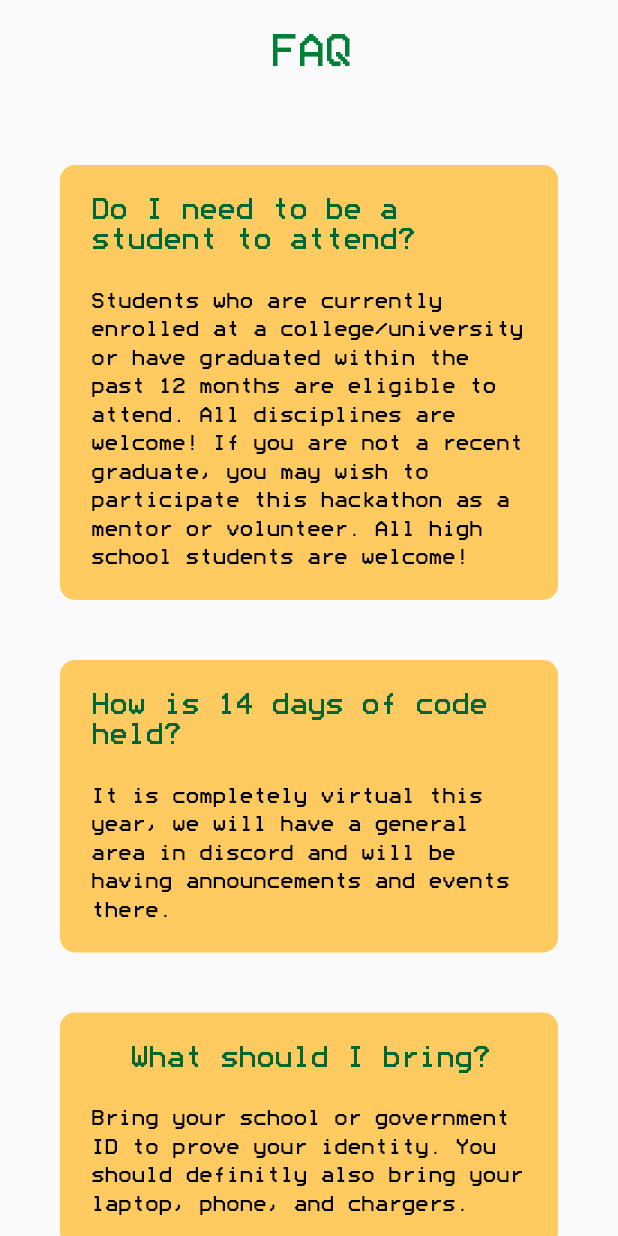
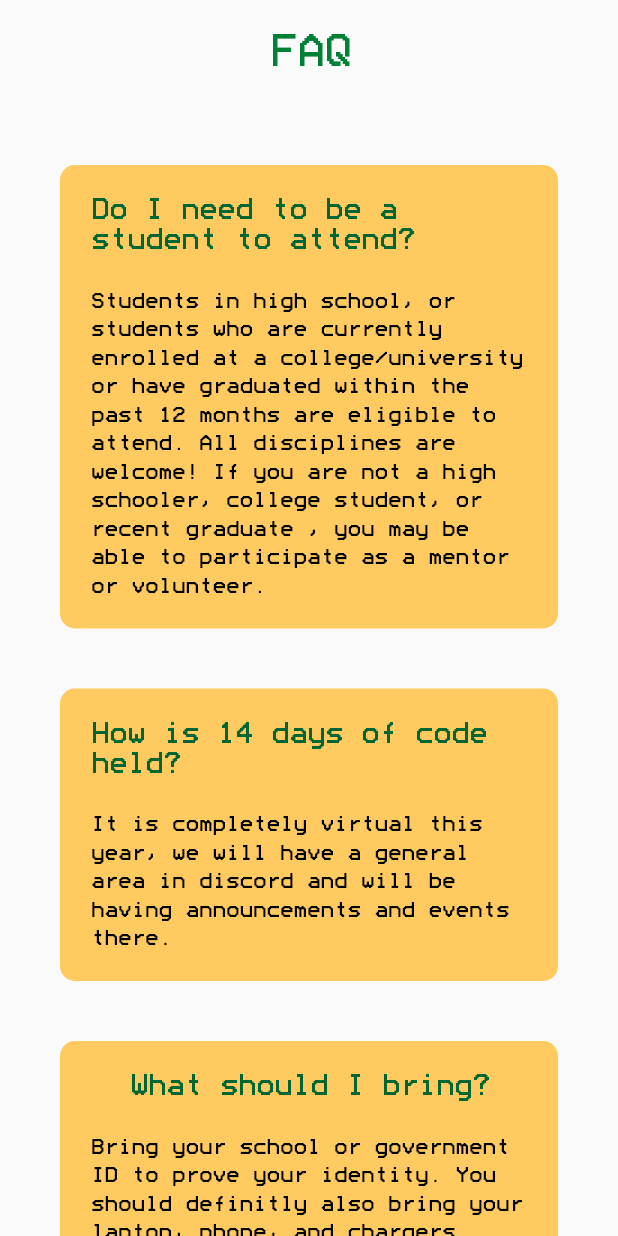
Before and after one commit to PatriotHacks/PatriotHacks2021, a Flutter app: the FAQPageDesktop widget shown alone on an empty page, opened directly, on a phone screen of 412 x 824 dp. Run offline on Flutter 3.47's test engine with Material 2 defaults, Android fonts, the phone set to English and light mode, and no system bars; our stand-ins replace font_awesome_flutter, get_it, responsive_builder; missing offline and left inert: dart:html, footer, mailto.

Commit message:
updated faq for highschool 2

```diff
--- a/lib/widgets/faq_view/faq_page_desktop.dart
+++ b/lib/widgets/faq_view/faq_page_desktop.dart
@@ -39,7 +39,7 @@
                 padding: EdgeInsets.all(20),
                 child: Wrap(
                   children: [
-                    FAQCard("Do I need to be a student to attend?", "Students who are currently enrolled at a college/university or have graduated within the past 12 months are eligible to attend. All disciplines are welcome! If you are not a recent graduate, you may wish to participate this hackathon as a mentor or volunteer. All high school students are welcome!"),
+                    FAQCard("Do I need to be a student to attend?", "Students in high school, or students who are currently enrolled at a college/university or have graduated within the past 12 months are eligible to attend. All disciplines are welcome! If you are not a high schooler, college student, or recent graduate , you may be able to participate as a mentor or volunteer."),
                     FAQCard("How is 14 days of code held?", "It is completely virtual this year, we will have a general area in discord and will be having announcements and events there."),
                     FAQCard("What should I bring?", "Bring your school or government ID to prove your identity. You should definitly also bring your laptop, phone, and chargers."),
                     FAQCard("Can anyone mentor", "Of course! Whether you're an experienced student or a working professional, you are welcome to register as a mentor to help students debug or to host a workshop."),
```
